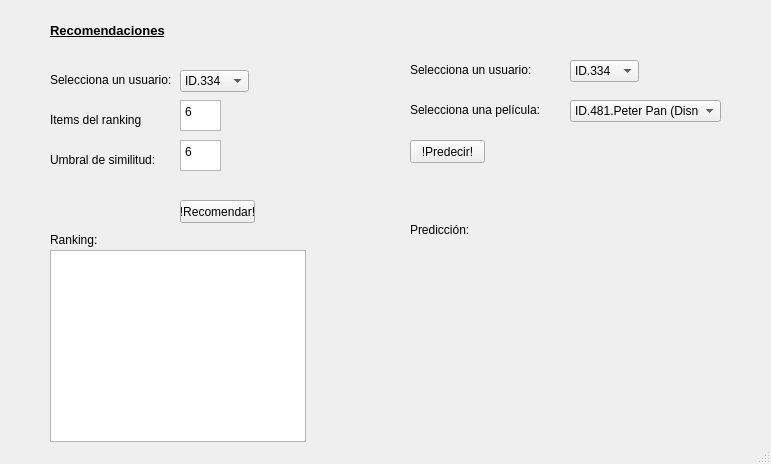
Old version of the form Interface.ui in the repository Juanal07/SistemaRecomendador.
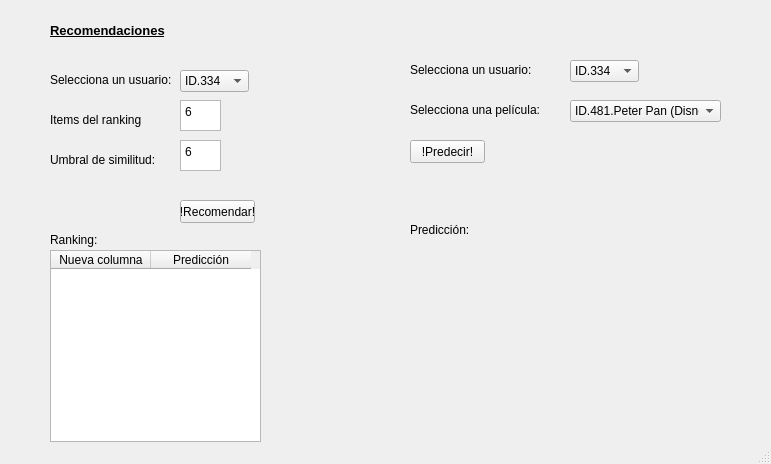
New version of the form.

Patch:
```diff
--- a/Interface.ui
+++ b/Interface.ui
@@ -150,16 +150,6 @@
      <string>&lt;html&gt;&lt;head/&gt;&lt;body&gt;&lt;p&gt;&lt;span style=&quot; font-size:9pt;&quot;&gt;Ranking:&lt;/span&gt;&lt;/p&gt;&lt;/body&gt;&lt;/html&gt;</string>
     </property>
    </widget>
-   <widget class="QTableView" name="tableRanking">
-    <property name="geometry">
-     <rect>
-      <x>50</x>
-      <y>250</y>
-      <width>256</width>
-      <height>192</height>
-     </rect>
-    </property>
-   </widget>
    <widget class="QLabel" name="label_6">
     <property name="geometry">
      <rect>
@@ -266,6 +256,26 @@
     </property>
     <layout class="QVBoxLayout" name="resultadoPrediccion"/>
    </widget>
+   <widget class="QTableWidget" name="tableWidget">
+    <property name="geometry">
+     <rect>
+      <x>50</x>
+      <y>250</y>
+      <width>211</width>
+      <height>192</height>
+     </rect>
+    </property>
+    <column>
+     <property name="text">
+      <string>Nueva columna</string>
+     </property>
+    </column>
+    <column>
+     <property name="text">
+      <string>Predicción</string>
+     </property>
+    </column>
+   </widget>
   </widget>
   <widget class="QStatusBar" name="statusbar"/>
  </widget>
```
